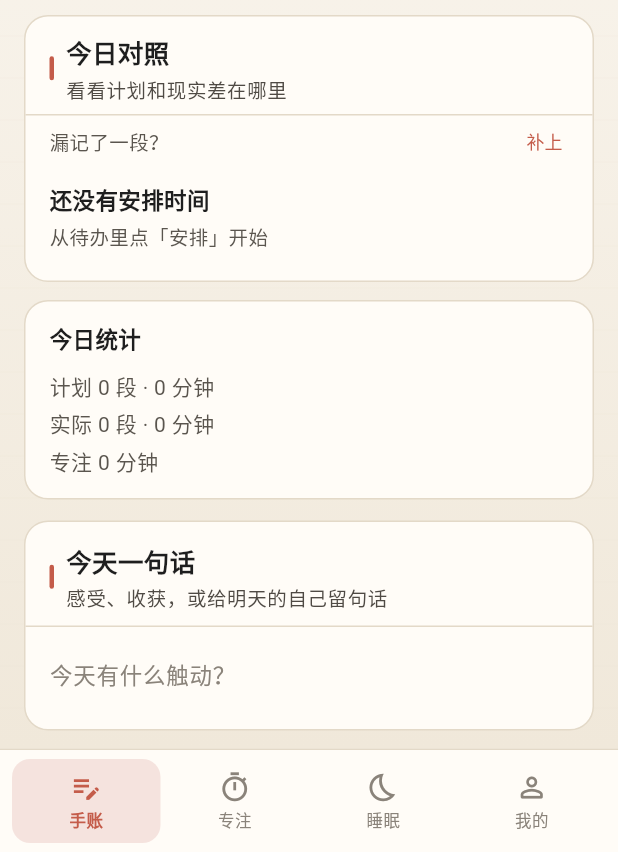
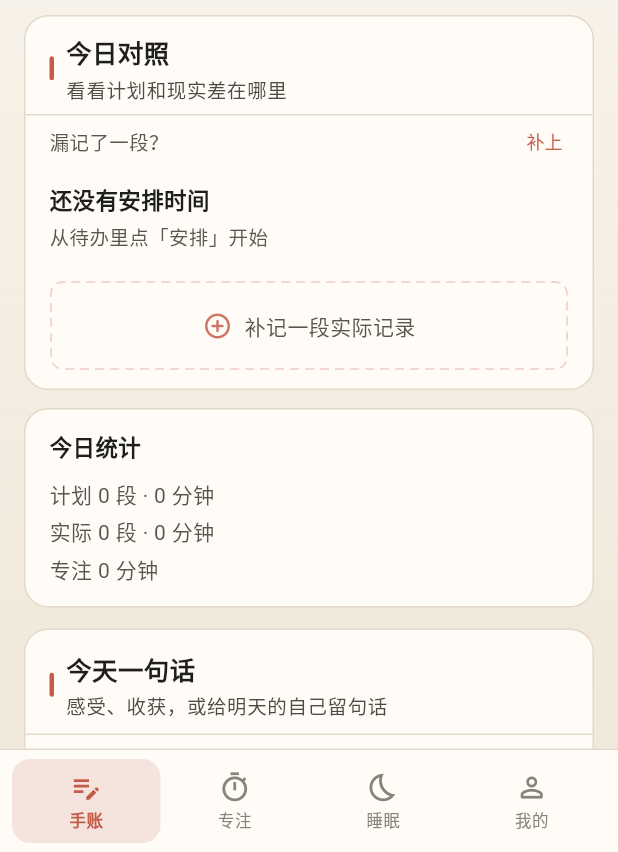
Before and after one commit to ldohgfsdu/time-journal, a Flutter app: the screen it shows after launch, on a phone screen of 412 x 824 dp, the part 384-1236 px from its top. Run offline on Flutter 3.47's test engine with Material 3 defaults, Android fonts, the phone set to English and light mode, and no system bars; our stand-ins replace drift, drift_flutter, flutter_local_notifications, flutter_riverpod, just_audio, shared_preferences and 2 more; accounts and stored records are empty; generated files the repository leaves out were written again.

Commit message:
feat(journal): connect empty add slot
Co-Authored-By: Claude <noreply@anthropic.com>

```diff
--- a/app/lib/features/journal/widgets/today_comparison_section.dart
+++ b/app/lib/features/journal/widgets/today_comparison_section.dart
@@ -10,6 +10,7 @@ import '../providers/journal_providers.dart';
 import 'action_pill_button.dart';
 import 'actual_edit_sheet.dart';
 import 'schedule_sheet.dart';
+import 'empty_add_slot.dart';
 import 'section_card.dart';
 import 'todo_pick_chips.dart';
 
@@ -128,6 +129,14 @@ class TodayComparisonSection extends ConsumerWidget {
                   }
                 },
               ),
+          if (isToday)
+            Padding(
+              padding: const EdgeInsets.only(top: 12),
+              child: EmptyAddSlot(
+                hint: '补记一段实际记录',
+                onTap: () => _openCatchUp(context, ref),
+              ),
+            ),
         ],
       ),
     );
```
